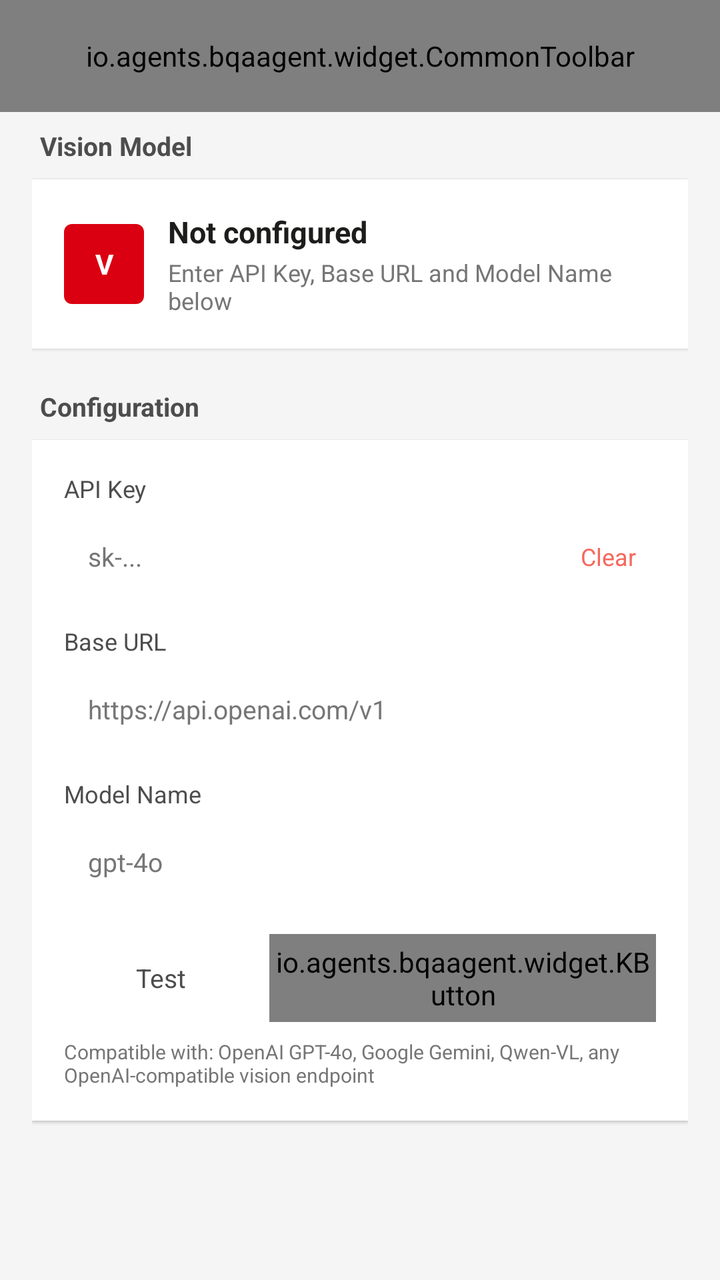
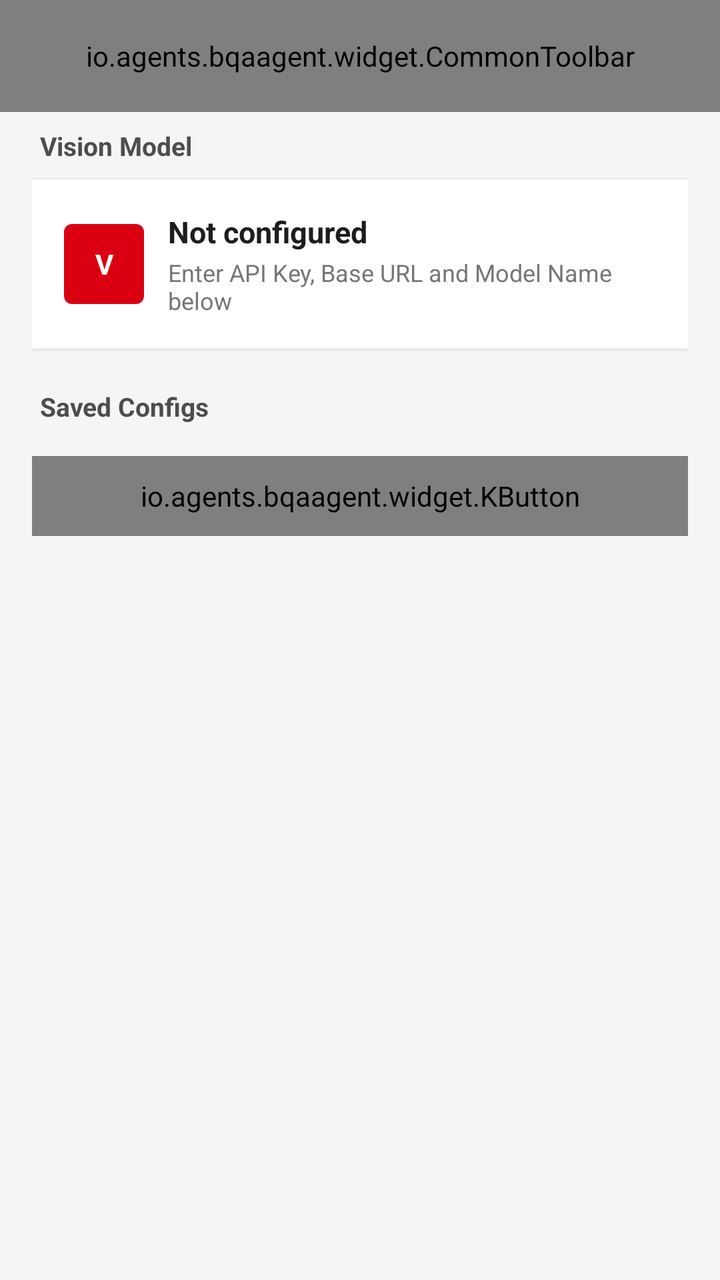

Screens rendered from an Android XML layout before and after an edit, with the pre-edit source and the edit as a unified diff.
<!-- AndroidManifest.xml: application theme Theme.BQAAgent -->
<!-- res/layout/activity_vlm_config.xml -->
<?xml version="1.0" encoding="utf-8"?>
<LinearLayout xmlns:android="http://schemas.android.com/apk/res/android"
    xmlns:app="http://schemas.android.com/apk/res-auto"
    android:layout_width="match_parent"
    android:layout_height="match_parent"
    android:background="@color/colorBgSecondary"
    android:orientation="vertical">

    <io.agents.bqaagent.widget.CommonToolbar
        android:id="@+id/toolbar"
        android:layout_width="match_parent"
        android:layout_height="56dp" />

    <ScrollView
        android:id="@+id/scrollVlmContent"
        android:layout_width="match_parent"
        android:layout_height="0dp"
        android:layout_weight="1"
        android:clipToPadding="false"
        android:isScrollContainer="true"
        android:fillViewport="true"
        android:paddingHorizontal="16dp"
        android:paddingTop="8dp"
        android:paddingBottom="24dp">

        <LinearLayout
            android:layout_width="match_parent"
            android:layout_height="wrap_content"
            android:orientation="vertical">

            
            <TextView
                android:layout_width="wrap_content"
                android:layout_height="wrap_content"
                android:paddingHorizontal="4dp"
                android:paddingBottom="8dp"
                android:text="Vision Model"
                android:textColor="@color/colorTextSecondary"
                android:textSize="13dp"
                android:textStyle="bold" />

            <androidx.cardview.widget.CardView
                android:layout_width="match_parent"
                android:layout_height="wrap_content"
                app:cardBackgroundColor="@color/colorContainerBrighten"
                app:cardCornerRadius="0dp"
                app:cardElevation="1dp">

                <LinearLayout
                    android:layout_width="match_parent"
                    android:layout_height="wrap_content"
                    android:gravity="center_vertical"
                    android:orientation="horizontal"
                    android:padding="16dp">

                    <TextView
                        android:layout_width="40dp"
                        android:layout_height="40dp"
                        android:background="@drawable/bg_avatar_ai"
                        android:gravity="center"
                        android:text="V"
                        android:textColor="@color/colorBrandOnPrimary"
                        android:textSize="14dp"
                        android:textStyle="bold" />

                    <LinearLayout
                        android:layout_width="0dp"
                        android:layout_height="wrap_content"
                        android:layout_marginStart="12dp"
                        android:layout_weight="1"
                        android:orientation="vertical">

                        <TextView
                            android:id="@+id/tvVlmStatus"
                            android:layout_width="wrap_content"
                            android:layout_height="wrap_content"
                            android:text="Not configured"
                            android:textColor="@color/colorTextPrimary"
                            android:textSize="15dp"
                            android:textStyle="bold" />

                        <TextView
                            android:id="@+id/tvVlmStatusMeta"
                            android:layout_width="wrap_content"
                            android:layout_height="wrap_content"
                            android:layout_marginTop="2dp"
                            android:text="Enter API Key, Base URL and Model Name below"
                            android:textColor="@color/colorTextTertiary"
                            android:textSize="12dp" />
                    </LinearLayout>
                </LinearLayout>
            </androidx.cardview.widget.CardView>

            
            <TextView
                android:layout_width="wrap_content"
                android:layout_height="wrap_content"
                android:layout_marginTop="20dp"
                android:paddingHorizontal="4dp"
                android:paddingBottom="8dp"
                android:text="Configuration"
                android:textColor="@color/colorTextSecondary"
                android:textSize="13dp"
                android:textStyle="bold" />

            <androidx.cardview.widget.CardView
                android:layout_width="match_parent"
                android:layout_height="wrap_content"
                android:layout_marginBottom="24dp"
                app:cardBackgroundColor="@color/colorContainerBrighten"
                app:cardCornerRadius="0dp"
                app:cardElevation="1dp">

                <LinearLayout
                    android:layout_width="match_parent"
                    android:layout_height="wrap_content"
                    android:orientation="vertical"
                    android:padding="16dp">

                    
                    <TextView
                        android:layout_width="wrap_content"
                        android:layout_height="wrap_content"
                        android:text="API Key"
                        android:textColor="@color/colorTextSecondary"
                        android:textSize="12dp"
                        android:layout_marginBottom="4dp" />

                    <LinearLayout
                        android:layout_width="match_parent"
                        android:layout_height="wrap_content"
                        android:orientation="horizontal"
                        android:gravity="center_vertical">

                        <EditText
                            android:id="@+id/etVlmApiKey"
                            android:layout_width="0dp"
                            android:layout_height="44dp"
                            android:layout_weight="1"
                            android:background="@drawable/bg_edit_text"
                            android:hint="sk-..."
                            android:inputType="text"
                            android:paddingHorizontal="12dp"
                            android:textColor="@color/colorTextPrimary"
                            android:textColorHint="@color/colorTextTertiary"
                            android:textSize="13dp" />

                        <TextView
                            android:id="@+id/btnVlmClearApiKey"
                            android:layout_width="wrap_content"
                            android:layout_height="44dp"
                            android:gravity="center"
                            android:paddingHorizontal="10dp"
                            android:text="Clear"
                            android:textColor="@color/colorErrorPrimary"
                            android:textSize="12dp" />
                    </LinearLayout>

                    
                    <TextView
                        android:layout_width="wrap_content"
                        android:layout_height="wrap_content"
                        android:text="Base URL"
                        android:textColor="@color/colorTextSecondary"
                        android:textSize="12dp"
                        android:layout_marginTop="12dp"
                        android:layout_marginBottom="4dp" />

                    <EditText
                        android:id="@+id/etVlmBaseUrl"
                        android:layout_width="match_parent"
                        android:layout_height="44dp"
                        android:background="@drawable/bg_edit_text"
                        android:hint="https://api.openai.com/v1"
                        android:inputType="textUri"
                        android:paddingHorizontal="12dp"
                        android:textColor="@color/colorTextPrimary"
                        android:textColorHint="@color/colorTextTertiary"
                        android:textSize="13dp" />

                    
                    <TextView
                        android:layout_width="wrap_content"
                        android:layout_height="wrap_content"
                        android:text="Model Name"
                        android:textColor="@color/colorTextSecondary"
                        android:textSize="12dp"
                        android:layout_marginTop="12dp"
                        android:layout_marginBottom="4dp" />

                    <EditText
                        android:id="@+id/etVlmModelName"
                        android:layout_width="match_parent"
                        android:layout_height="44dp"
                        android:background="@drawable/bg_edit_text"
                        android:hint="gpt-4o"
                        android:inputType="text"
                        android:paddingHorizontal="12dp"
                        android:textColor="@color/colorTextPrimary"
                        android:textColorHint="@color/colorTextTertiary"
                        android:textSize="13dp" />

                    
                    <TextView
                        android:id="@+id/tvVlmConnectionStatus"
                        android:layout_width="wrap_content"
                        android:layout_height="wrap_content"
                        android:layout_marginTop="8dp"
                        android:textSize="12dp"
                        android:visibility="gone" />

                    
                    <LinearLayout
                        android:layout_width="match_parent"
                        android:layout_height="wrap_content"
                        android:layout_marginTop="14dp"
                        android:orientation="horizontal">

                        <TextView
                            android:id="@+id/btnVlmTestConnection"
                            android:layout_width="0dp"
                            android:layout_height="44dp"
                            android:layout_weight="1"
                            android:layout_marginEnd="6dp"
                            android:background="@drawable/bg_button_secondary_square"
                            android:gravity="center"
                            android:text="Test"
                            android:textColor="@color/colorTextSecondary"
                            android:textSize="13dp" />

                        <io.agents.bqaagent.widget.KButton
                            android:id="@+id/btnVlmSave"
                            android:layout_width="0dp"
                            android:layout_height="44dp"
                            android:layout_weight="2"
                            android:text="Save" />
                    </LinearLayout>

                    
                    <TextView
                        android:layout_width="wrap_content"
                        android:layout_height="wrap_content"
                        android:layout_marginTop="8dp"
                        android:text="Compatible with: OpenAI GPT-4o, Google Gemini, Qwen-VL, any OpenAI-compatible vision endpoint"
                        android:textColor="@color/colorTextTertiary"
                        android:textSize="10dp" />

                </LinearLayout>
            </androidx.cardview.widget.CardView>

        </LinearLayout>
    </ScrollView>
</LinearLayout>
<!-- resources referenced by this layout -->
<resources>
  <color name="colorBgSecondary">#FFF5F5F5</color>
  <color name="colorBrandOnPrimary">#FFFFFFFF</color>
  <color name="colorContainerBrighten">#FFFFFFFF</color>
  <color name="colorErrorPrimary">#FFF6685D</color>
  <color name="colorTextPrimary">#FF1D1D1B</color>
  <color name="colorTextSecondary">#FF4D4D4D</color>
  <color name="colorTextTertiary">#FF767676</color>
  <!-- drawable bg_avatar_ai (drawable) -->
  <?xml version="1.0" encoding="utf-8"?>
  <shape xmlns:android="http://schemas.android.com/apk/res/android"
      android:shape="rectangle">
      <solid android:color="@color/colorChatAvatarBg" />
      <corners android:radius="4dp" />
  </shape>
  <!-- drawable bg_button_secondary_square (drawable) -->
  <?xml version="1.0" encoding="utf-8"?>
  <shape xmlns:android="http://schemas.android.com/apk/res/android"
      android:shape="rectangle">
      <solid android:color="#1Affffff" />
      <stroke
          android:width="1dp"
          android:color="#33ffffff" />
  </shape>
  <!-- drawable bg_edit_text (drawable) -->
  <?xml version="1.0" encoding="utf-8"?>
  <shape xmlns:android="http://schemas.android.com/apk/res/android"
      android:shape="rectangle">
      <solid android:color="#1Affffff" />
      <corners android:radius="4dp" />
      <stroke
          android:width="1dp"
          android:color="#33ffffff" />
  </shape>
  <style name="Theme.BQAAgent" parent="Theme.Material3.Light.NoActionBar">
          
          <item name="colorPrimary">@color/colorBrandPrimary</item>
          <item name="colorOnPrimary">@color/colorBrandOnPrimary</item>
          <item name="colorPrimaryContainer">@color/colorBrandContainer</item>
          <item name="colorOnPrimaryContainer">@color/colorBrandOnContainer</item>
  
          
          <item name="android:colorBackground">@color/colorBgPrimary</item>
          <item name="colorOnBackground">@color/colorTextPrimary</item>
          <item name="colorSurface">@color/colorContainerBrighten</item>
          <item name="colorOnSurface">@color/colorTextPrimary</item>
          <item name="colorSurfaceVariant">@color/colorContainerBase</item>
          <item name="colorOnSurfaceVariant">@color/colorTextSecondary</item>
  
          
          <item name="colorOutline">@color/colorBorderBase</item>
          <item name="colorOutlineVariant">@color/colorBorderLow</item>
  
          
          <item name="colorError">@color/colorErrorPrimary</item>
          <item name="colorOnError">@color/colorErrorOnPrimary</item>
  
          
          <item name="android:windowBackground">@color/colorBgPrimary</item>
          <item name="android:statusBarColor">@color/colorBgPrimary</item>
          <item name="android:navigationBarColor">@color/colorBgPrimary</item>
      </style>
  <color name="colorChatAvatarBg">#FFDB0011</color>
  <color name="colorBrandPrimary">#FFDB0011</color>
  <color name="colorBrandContainer">#FFFFF2F3</color>
  <color name="colorBrandOnContainer">#FF8A000A</color>
  <color name="colorBgPrimary">#FFFFFFFF</color>
  <color name="colorContainerBase">#FFF5F5F5</color>
  <color name="colorBorderBase">#FFD7D8D6</color>
  <color name="colorBorderLow">#FFEDEDED</color>
  <color name="colorErrorOnPrimary">#FFFFFFFF</color>
</resources>

<!-- the commit's change to res/layout/activity_vlm_config.xml (unified diff, before → after) -->
@@ -98,155 +98,23 @@
                 android:layout_marginTop="20dp"
                 android:paddingHorizontal="4dp"
                 android:paddingBottom="8dp"
-                android:text="Configuration"
+                android:text="Saved Configs"
                 android:textColor="@color/colorTextSecondary"
                 android:textSize="13dp"
                 android:textStyle="bold" />
 
-            <androidx.cardview.widget.CardView
+            <LinearLayout
+                android:id="@+id/layoutSavedVlmProfiles"
                 android:layout_width="match_parent"
                 android:layout_height="wrap_content"
-                android:layout_marginBottom="24dp"
-                app:cardBackgroundColor="@color/colorContainerBrighten"
-                app:cardCornerRadius="0dp"
-                app:cardElevation="1dp">
+                android:orientation="vertical" />
 
-                <LinearLayout
-                    android:layout_width="match_parent"
-                    android:layout_height="wrap_content"
-                    android:orientation="vertical"
-                    android:padding="16dp">
-
-                    
-                    <TextView
-                        android:layout_width="wrap_content"
-                        android:layout_height="wrap_content"
-                        android:text="API Key"
-                        android:textColor="@color/colorTextSecondary"
-                        android:textSize="12dp"
-                        android:layout_marginBottom="4dp" />
-
-                    <LinearLayout
-                        android:layout_width="match_parent"
-                        android:layout_height="wrap_content"
-                        android:orientation="horizontal"
-                        android:gravity="center_vertical">
-
-                        <EditText
-                            android:id="@+id/etVlmApiKey"
-                            android:layout_width="0dp"
-                            android:layout_height="44dp"
-                            android:layout_weight="1"
-                            android:background="@drawable/bg_edit_text"
-                            android:hint="sk-..."
-                            android:inputType="text"
-                            android:paddingHorizontal="12dp"
-                            android:textColor="@color/colorTextPrimary"
-                            android:textColorHint="@color/colorTextTertiary"
-                            android:textSize="13dp" />
-
-                        <TextView
-                            android:id="@+id/btnVlmClearApiKey"
-                            android:layout_width="wrap_content"
-                            android:layout_height="44dp"
-                            android:gravity="center"
-                            android:paddingHorizontal="10dp"
-                            android:text="Clear"
-                            android:textColor="@color/colorErrorPrimary"
-                            android:textSize="12dp" />
-                    </LinearLayout>
-
-                    
-                    <TextView
-                        android:layout_width="wrap_content"
-                        android:layout_height="wrap_content"
-                        android:text="Base URL"
-                        android:textColor="@color/colorTextSecondary"
-                        android:textSize="12dp"
-                        android:layout_marginTop="12dp"
-                        android:layout_marginBottom="4dp" />
-
-                    <EditText
-                        android:id="@+id/etVlmBaseUrl"
-                        android:layout_width="match_parent"
-                        android:layout_height="44dp"
-                        android:background="@drawable/bg_edit_text"
-                        android:hint="https://api.openai.com/v1"
-                        android:inputType="textUri"
-                        android:paddingHorizontal="12dp"
-                        android:textColor="@color/colorTextPrimary"
-                        android:textColorHint="@color/colorTextTertiary"
-                        android:textSize="13dp" />
-
-                    
-                    <TextView
-                        android:layout_width="wrap_content"
-                        android:layout_height="wrap_content"
-                        android:text="Model Name"
-                        android:textColor="@color/colorTextSecondary"
-                        android:textSize="12dp"
-                        android:layout_marginTop="12dp"
-                        android:layout_marginBottom="4dp" />
-
-                    <EditText
-                        android:id="@+id/etVlmModelName"
-                        android:layout_width="match_parent"
-                        android:layout_height="44dp"
-                        android:background="@drawable/bg_edit_text"
-                        android:hint="gpt-4o"
-                        android:inputType="text"
-                        android:paddingHorizontal="12dp"
-                        android:textColor="@color/colorTextPrimary"
-                        android:textColorHint="@color/colorTextTertiary"
-                        android:textSize="13dp" />
-
-                    
-                    <TextView
-                        android:id="@+id/tvVlmConnectionStatus"
-                        android:layout_width="wrap_content"
-                        android:layout_height="wrap_content"
-                        android:layout_marginTop="8dp"
-                        android:textSize="12dp"
-                        android:visibility="gone" />
-
-                    
-                    <LinearLayout
-                        android:layout_width="match_parent"
-                        android:layout_height="wrap_content"
-                        android:layout_marginTop="14dp"
-                        android:orientation="horizontal">
-
-                        <TextView
-                            android:id="@+id/btnVlmTestConnection"
-                            android:layout_width="0dp"
-                            android:layout_height="44dp"
-                            android:layout_weight="1"
-                            android:layout_marginEnd="6dp"
-                            android:background="@drawable/bg_button_secondary_square"
-                            android:gravity="center"
-                            android:text="Test"
-                            android:textColor="@color/colorTextSecondary"
-                            android:textSize="13dp" />
-
-                        <io.agents.bqaagent.widget.KButton
-                            android:id="@+id/btnVlmSave"
-                            android:layout_width="0dp"
-                            android:layout_height="44dp"
-                            android:layout_weight="2"
-                            android:text="Save" />
-                    </LinearLayout>
-
-                    
-                    <TextView
-                        android:layout_width="wrap_content"
-                        android:layout_height="wrap_content"
-                        android:layout_marginTop="8dp"
-                        android:text="Compatible with: OpenAI GPT-4o, Google Gemini, Qwen-VL, any OpenAI-compatible vision endpoint"
-                        android:textColor="@color/colorTextTertiary"
-                        android:textSize="10dp" />
-
-                </LinearLayout>
-            </androidx.cardview.widget.CardView>
+            <io.agents.bqaagent.widget.KButton
+                android:id="@+id/btnAddNewVlmProfile"
+                android:layout_width="match_parent"
+                android:layout_height="40dp"
+                android:layout_marginTop="8dp"
+                android:text="+ Add Vision Model" />
 
         </LinearLayout>
     </ScrollView>
<!-- resource entries referenced after the edit -->
@@ -13,25 +13,6 @@
       android:shape="rectangle">
       <solid android:color="@color/colorChatAvatarBg" />
       <corners android:radius="4dp" />
-  </shape>
-  <!-- drawable bg_button_secondary_square (drawable) -->
-  <?xml version="1.0" encoding="utf-8"?>
-  <shape xmlns:android="http://schemas.android.com/apk/res/android"
-      android:shape="rectangle">
-      <solid android:color="#1Affffff" />
-      <stroke
-          android:width="1dp"
-          android:color="#33ffffff" />
-  </shape>
-  <!-- drawable bg_edit_text (drawable) -->
-  <?xml version="1.0" encoding="utf-8"?>
-  <shape xmlns:android="http://schemas.android.com/apk/res/android"
-      android:shape="rectangle">
-      <solid android:color="#1Affffff" />
-      <corners android:radius="4dp" />
-      <stroke
-          android:width="1dp"
-          android:color="#33ffffff" />
   </shape>
   <style name="Theme.BQAAgent" parent="Theme.Material3.Light.NoActionBar">
           
